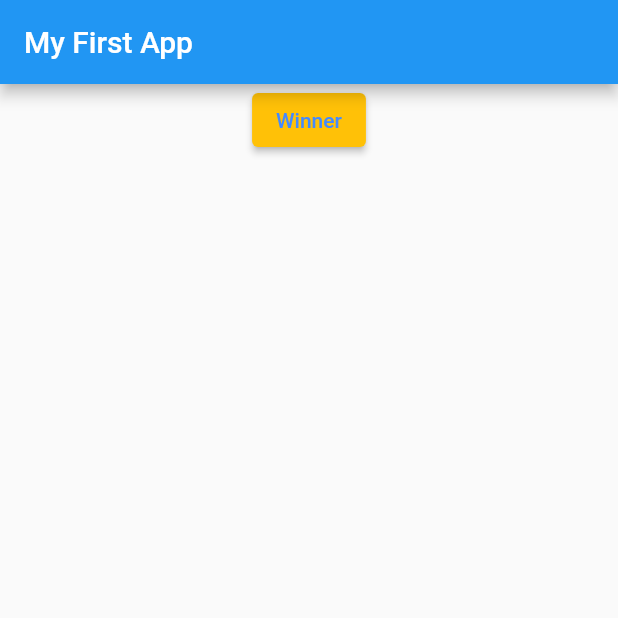
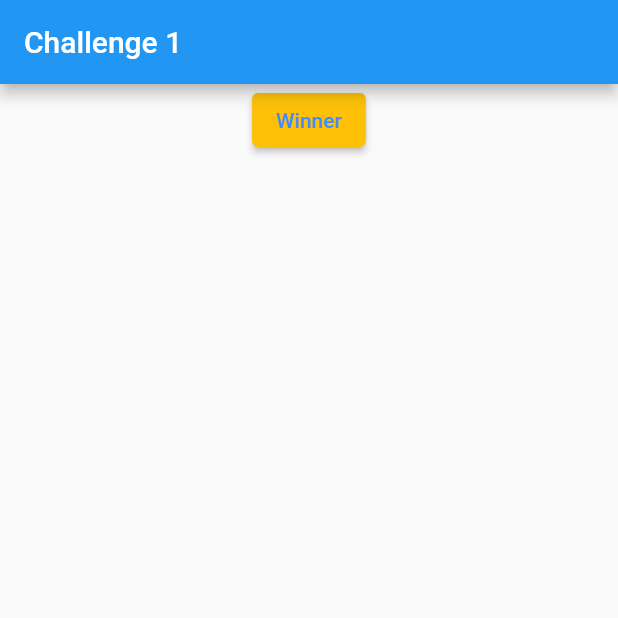
Before and after one commit to mcooper7649/flutter-challenges, a Flutter app: the screen it shows after launch, on a phone screen of 412 x 824 dp, the top half of it. Run offline on Flutter 3.47's test engine with Material 2 defaults, Android fonts, the phone set to English and light mode, and no system bars.

Commit message:
update title

```diff
--- a/challange1/lib/main.dart
+++ b/challange1/lib/main.dart
@@ -26,7 +26,7 @@ class _MyAppState extends State<MyApp> {
     return MaterialApp(
         home: Scaffold(
       appBar: AppBar(
-        title: const Text('My First App'),
+        title: const Text('Challenge 1'),
       ),
       body: _isWinner
           ? Center(
```
